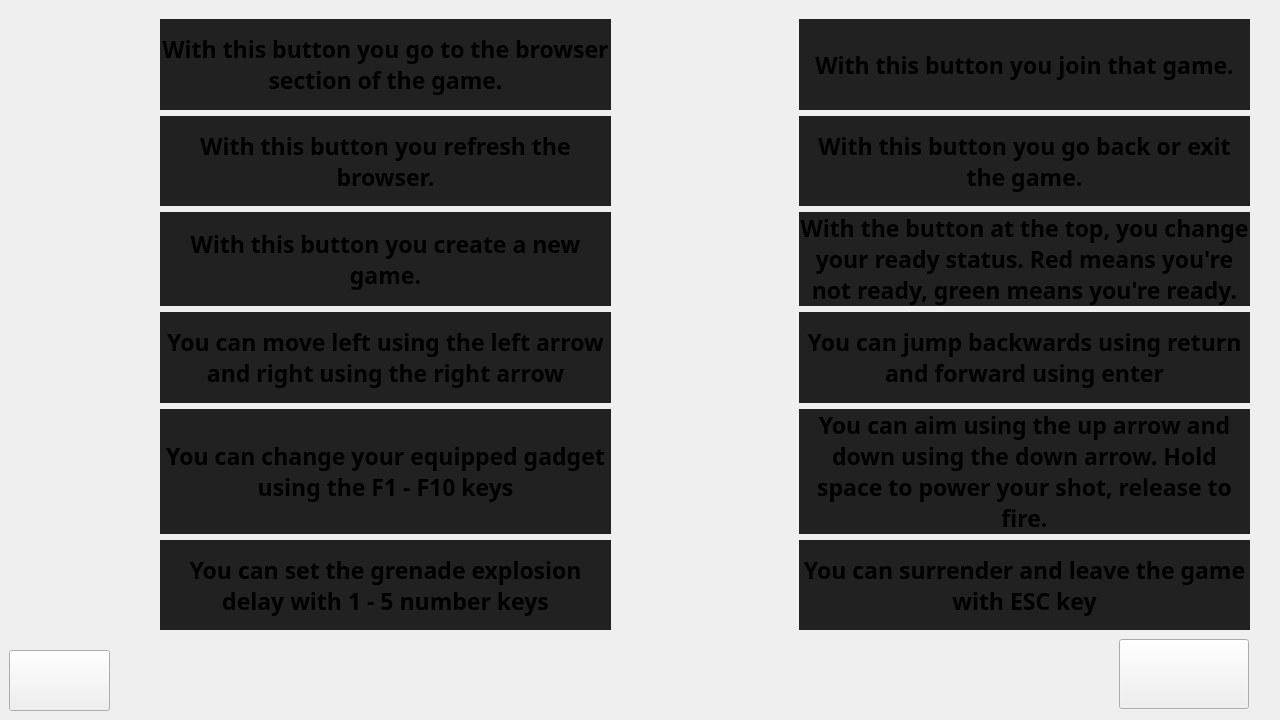
First picture: the form in client/mainwindow.ui, repository JM-Pascual/TPG-Taller-Worms2D, before the edit.
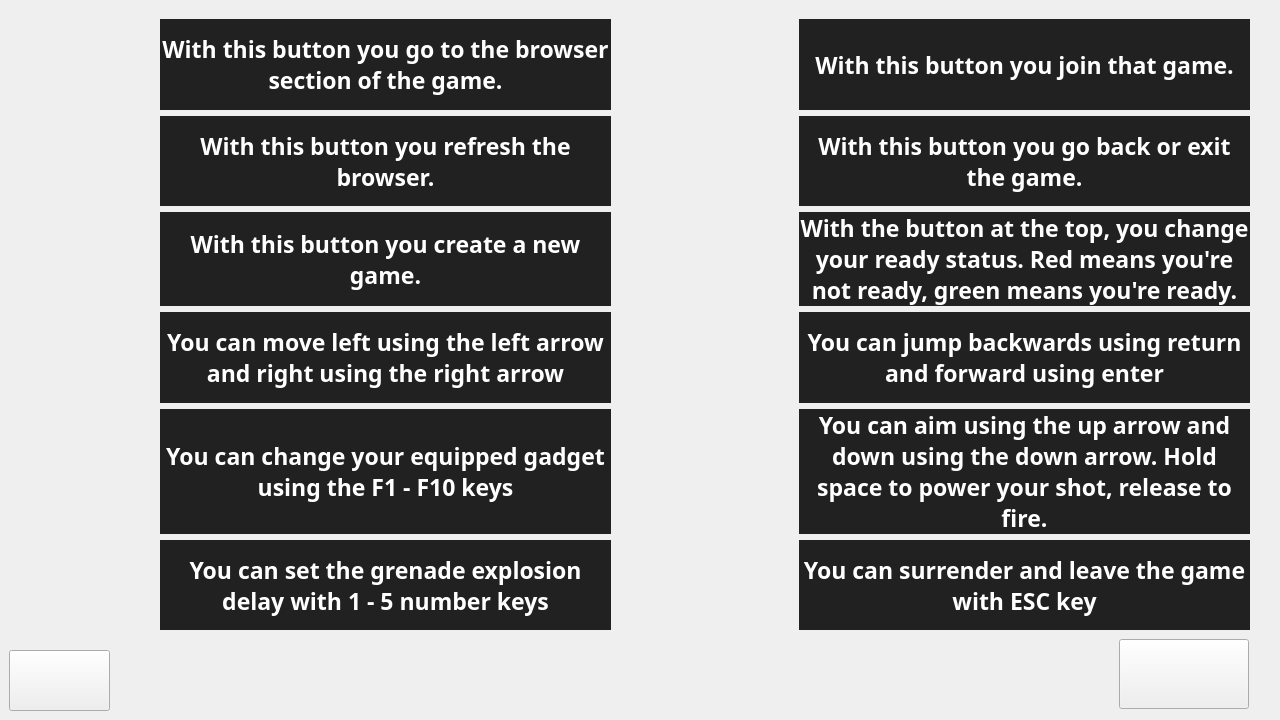
Second picture: the form after the edit. The open tabs and pages were chosen to show the change. Icons and pictures are not drawn.

Commit message:
Color blanco fuente label
Seteo el color de la fuente de los label del menu en blanco

What changed in the file:
```diff
--- a/client/mainwindow.ui
+++ b/client/mainwindow.ui
@@ -727,7 +727,7 @@
            </property>
            <property name="styleSheet">
             <string notr="true">border: 0px;
-background-color: rgba(0, 0, 0, 220)</string>
+background-color: rgba(0, 0, 0, 220); color: white;</string>
            </property>
            <property name="text">
             <string>With this button you go to the browser section of the game.</string>
@@ -786,7 +786,7 @@
            </property>
            <property name="styleSheet">
             <string notr="true">border: 0px;
-background-color: rgba(0, 0, 0, 220)</string>
+background-color: rgba(0, 0, 0, 220); color: white;</string>
            </property>
            <property name="text">
             <string>With this button you join that game.</string>
@@ -836,7 +836,7 @@
            </property>
            <property name="styleSheet">
             <string notr="true">border: 0px;
-background-color: rgba(0, 0, 0, 220)</string>
+background-color: rgba(0, 0, 0, 220); color: white;</string>
            </property>
            <property name="text">
             <string>With this button you refresh the browser.</string>
@@ -895,7 +895,7 @@
            </property>
            <property name="styleSheet">
             <string notr="true">border: 0px;
-background-color: rgba(0, 0, 0, 220)</string>
+background-color: rgba(0, 0, 0, 220); color: white;</string>
            </property>
            <property name="text">
             <string>With this button you go back or exit the game.</string>
@@ -945,7 +945,7 @@
            </property>
            <property name="styleSheet">
             <string notr="true">border: 0px;
-background-color: rgba(0, 0, 0, 220)</string>
+background-color: rgba(0, 0, 0, 220); color: white;</string>
            </property>
            <property name="text">
             <string>With this button you create a new game.</string>
@@ -1028,7 +1028,7 @@
            </property>
            <property name="styleSheet">
             <string notr="true">border: 0px;
-background-color: rgba(0, 0, 0, 220)</string>
+background-color: rgba(0, 0, 0, 220); color: white;</string>
            </property>
            <property name="text">
             <string>With the button at the top, you change your ready status. Red means you're not ready, green means you're ready.</string>
@@ -1078,7 +1078,7 @@
            </property>
            <property name="styleSheet">
             <string notr="true">border: 0px;
-background-color: rgba(0, 0, 0, 220)</string>
+background-color: rgba(0, 0, 0, 220); color: white;</string>
            </property>
            <property name="text">
             <string>You can move left using the left arrow and right using the right arrow</string>
@@ -1137,7 +1137,7 @@
            </property>
            <property name="styleSheet">
             <string notr="true">border: 0px;
-background-color: rgba(0, 0, 0, 220)</string>
+background-color: rgba(0, 0, 0, 220); color: white;</string>
            </property>
            <property name="text">
             <string>You can jump backwards using return and forward using enter</string>
@@ -1187,7 +1187,7 @@
            </property>
            <property name="styleSheet">
             <string notr="true">border: 0px;
-background-color: rgba(0, 0, 0, 220)</string>
+background-color: rgba(0, 0, 0, 220); color: white;</string>
            </property>
            <property name="text">
             <string>You can change your equipped gadget using the F1 - F10 keys</string>
@@ -1246,7 +1246,7 @@
            </property>
            <property name="styleSheet">
             <string notr="true">border: 0px;
-background-color: rgba(0, 0, 0, 220)</string>
+background-color: rgba(0, 0, 0, 220); color: white;</string>
            </property>
            <property name="text">
             <string>You can aim using the up arrow and down using the down arrow. Hold space to power your shot, release to fire.</string>
@@ -1296,7 +1296,7 @@
            </property>
            <property name="styleSheet">
             <string notr="true">border: 0px;
-background-color: rgba(0, 0, 0, 220)</string>
+background-color: rgba(0, 0, 0, 220); color: white;</string>
            </property>
            <property name="text">
             <string>You can set the grenade explosion delay with 1 - 5 number keys</string>
@@ -1355,7 +1355,7 @@
            </property>
            <property name="styleSheet">
             <string notr="true">border: 0px;
-background-color: rgba(0, 0, 0, 220)</string>
+background-color: rgba(0, 0, 0, 220); color: white;</string>
            </property>
            <property name="text">
             <string>You can surrender and leave the game with ESC key</string>
```
The commit also changes 1 other file.
